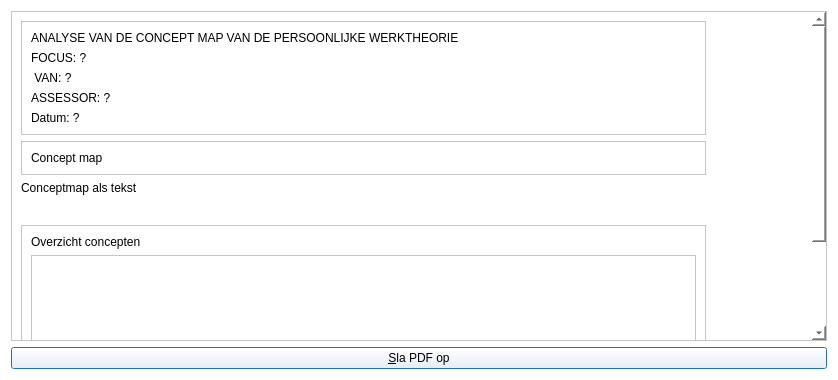
Before: the Qt Designer form qtbrainweaverprintratingdialog.ui in richelbilderbeek/BrainWeaver, drawn with Qt 5.
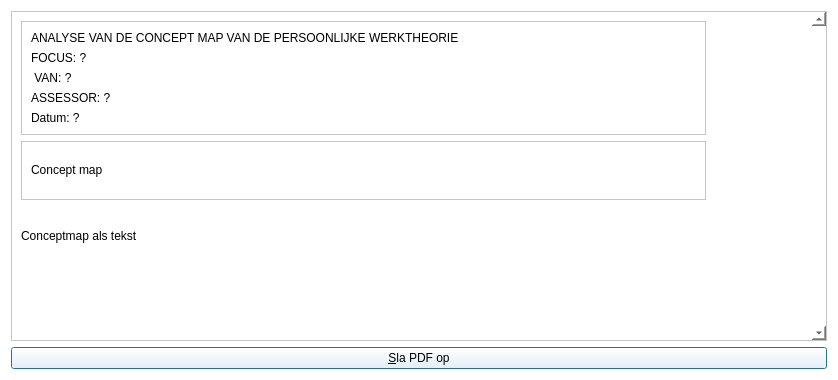
After: the same form once the commit is applied. Icons and pictures are not drawn.

What changed in the file:
```diff
--- a/qtbrainweaverprintratingdialog.ui
+++ b/qtbrainweaverprintratingdialog.ui
@@ -36,9 +36,9 @@
       <property name="geometry">
        <rect>
         <x>0</x>
-        <y>-149</y>
+        <y>0</y>
         <width>703</width>
-        <height>478</height>
+        <height>329</height>
        </rect>
       </property>
       <property name="maximumSize">
@@ -135,77 +135,6 @@
          <layout class="QVBoxLayout" name="verticalLayout_4"/>
         </widget>
        </item>
-       <item>
-        <widget class="QFrame" name="frame_concepts">
-         <property name="frameShape">
-          <enum>QFrame::StyledPanel</enum>
-         </property>
-         <property name="frameShadow">
-          <enum>QFrame::Raised</enum>
-         </property>
-         <layout class="QVBoxLayout" name="verticalLayout_7">
-          <item>
-           <widget class="QLabel" name="label_concepts_2">
-            <property name="sizePolicy">
-             <sizepolicy hsizetype="Preferred" vsizetype="Fixed">
-              <horstretch>0</horstretch>
-              <verstretch>0</verstretch>
-             </sizepolicy>
-            </property>
-            <property name="text">
-             <string>Overzicht concepten</string>
-            </property>
-           </widget>
-          </item>
-          <item>
-           <widget class="QTableWidget" name="table_concepts">
-            <property name="sizePolicy">
-             <sizepolicy hsizetype="Expanding" vsizetype="MinimumExpanding">
-              <horstretch>0</horstretch>
-              <verstretch>0</verstretch>
-             </sizepolicy>
-            </property>
-            <property name="verticalScrollBarPolicy">
-             <enum>Qt::ScrollBarAlwaysOff</enum>
-            </property>
-            <property name="horizontalScrollBarPolicy">
-             <enum>Qt::ScrollBarAlwaysOff</enum>
-            </property>
-            <property name="alternatingRowColors">
-             <bool>true</bool>
-            </property>
-            <attribute name="horizontalHeaderVisible">
-             <bool>false</bool>
-            </attribute>
-            <attribute name="horizontalHeaderHighlightSections">
-             <bool>true</bool>
-            </attribute>
-            <attribute name="horizontalHeaderStretchLastSection">
-             <bool>true</bool>
-            </attribute>
-            <attribute name="verticalHeaderVisible">
-             <bool>false</bool>
-            </attribute>
-            <column>
-             <property name="text">
-              <string>Complexiteit</string>
-             </property>
-            </column>
-            <column>
-             <property name="text">
-              <string>Concreetheid</string>
-             </property>
-            </column>
-            <column>
-             <property name="text">
-              <string>Specificiteit</string>
-             </property>
-            </column>
-           </widget>
-          </item>
-         </layout>
-        </widget>
-       </item>
       </layout>
      </widget>
     </widget>
```
